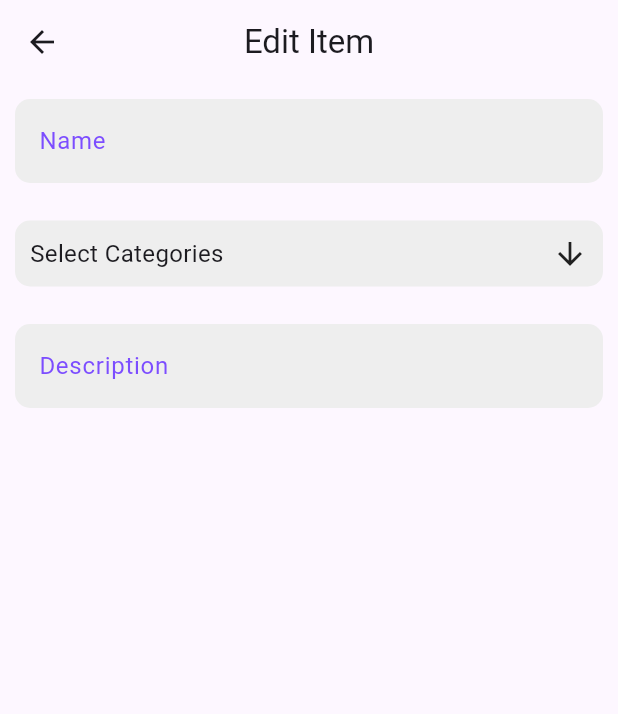
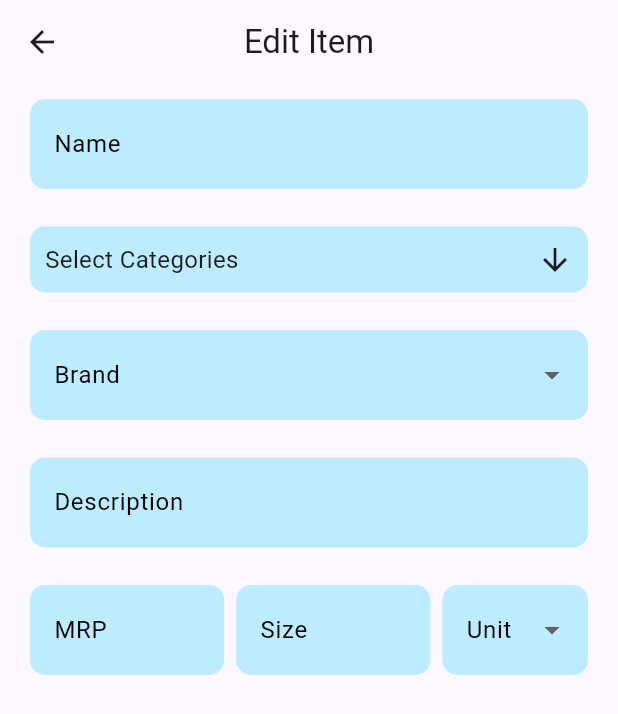
Before and after one commit to girithc/otto-mart-store-manager, a Flutter app: the EditItemPage screen opened directly with empty values, on a phone screen of 412 x 824 dp. Shown: the top 714 px of the screen. Run offline on Flutter 3.47's test engine with Material 3 defaults, Android fonts, the phone set to English and light mode, and no system bars; drawn by our look-alikes of flutter_form_builder, multi_select_flutter; our stand-ins replace carousel_slider, connectivity_plus, firebase_messaging, flutter_secure_storage, google_fonts, image_picker and 3 more; missing offline and left inert: flutter_barcode_listener, flutter_barcode_scanner, webview_flutter_wkwebview; accounts and stored records are empty; network calls fail.

Commit message:
update edit form

```diff
--- a/lib/store/item/edit.dart
+++ b/lib/store/item/edit.dart
@@ -43,9 +43,10 @@ class _EditItemPageState extends State<EditItemPage> {
   InputDecoration inputDecoration(String label) {
     return InputDecoration(
       labelText: label,
-      labelStyle: const TextStyle(color: Colors.deepPurpleAccent),
+      labelStyle: const TextStyle(color: Colors.black),
       filled: true,
-      fillColor: Colors.grey[200],
+      contentPadding: const EdgeInsets.symmetric(vertical: 18, horizontal: 12),
+      fillColor: const Color.fromARGB(255, 189, 235, 255),
       border: OutlineInputBorder(
         borderRadius: BorderRadius.circular(10.0),
         borderSide: BorderSide.none,
@@ -61,7 +62,7 @@ class _EditItemPageState extends State<EditItemPage> {
         centerTitle: true,
       ),
       body: Container(
-        padding: EdgeInsets.symmetric(vertical: 10, horizontal: 10),
+        padding: const EdgeInsets.symmetric(vertical: 10, horizontal: 20),
         child: FormBuilder(
           key: _formKey,
           child: Column(
@@ -75,6 +76,7 @@ class _EditItemPageState extends State<EditItemPage> {
               ),
               const SizedBox(height: 25),
               MultiSelectDialogField(
+                backgroundColor: const Color.fromARGB(255, 189, 235, 255),
                 items: categories
                     .map((car) => MultiSelectItem<String>(car.name, car.name))
                     .toList(),
@@ -87,14 +89,39 @@ class _EditItemPageState extends State<EditItemPage> {
                   });
                 },
                 decoration: BoxDecoration(
-                  color: Colors.grey[200],
+                  color: const Color.fromARGB(255, 189, 235, 255),
                   borderRadius: BorderRadius.circular(10.0),
                 ),
                 buttonText: const Text(
                   "Select Categories",
                   style: TextStyle(fontSize: 16),
                 ),
+
                 listType: MultiSelectListType.CHIP,
+              ),
+              const SizedBox(height: 25),
+              FormBuilderDropdown(
+                name: 'brand',
+                decoration: inputDecoration(
+                    'Brand'), // Use your existing inputDecoration function
+                initialValue: "", // Set the initial value if there is any
+                //hint: const Text('Select Unit'), // Placeholder text
+                validator: (value) {
+                  if (value == null) {
+                    return 'Brand';
+                  }
+                  return null; // Return null if the input is valid
+                },
+                items: const [
+                  // List of DropdownMenuItems for each unit
+                  DropdownMenuItem(value: 'kg', child: Text('kg')),
+                  DropdownMenuItem(value: 'g', child: Text('g')),
+                  DropdownMenuItem(value: 'mg', child: Text('mg')),
+                  DropdownMenuItem(value: 'ct', child: Text('ct')),
+                  DropdownMenuItem(value: 'ml', child: Text('ml')),
+                  DropdownMenuItem(value: 'l', child: Text('l')),
+                  // Add more units as needed
+                ],
               ),
               const SizedBox(height: 25),
               FormBuilderTextField(
@@ -113,6 +140,79 @@ class _EditItemPageState extends State<EditItemPage> {
                   return null;
                 },
               ),
+              const SizedBox(height: 25),
+              Row(
+                children: [
+                  Expanded(
+                    flex: 4,
+                    child: FormBuilderTextField(
+                      name: 'mrp', // Ensure the name is unique for each field
+                      initialValue:
+                          "", // Assuming you have a specific initial value for each
+                      decoration:
+                          inputDecoration('MRP'), // Adjust the label as needed
+                      keyboardType: TextInputType.number,
+                      validator: (value) {
+                        if (value == null || value.isEmpty) {
+                          return 'MRP';
+                        }
+                        return null;
+                      },
+                    ),
+                  ),
+                  const SizedBox(
+                    width: 8,
+                  ),
+                  Expanded(
+                    flex: 4,
+                    child: FormBuilderTextField(
+                      name: 'size',
+                      initialValue: widget.item.description,
+                      decoration: inputDecoration('Size'),
+                      keyboardType: TextInputType
+                          .number, // Use phone keyboard type for input
+                      validator: (value) {
+                        // Basic validation to check if the phone field is not empty
+                        if (value == null || value.isEmpty) {
+                          return 'Size.';
+                        }
+                        // Additional validation for phone number format can be added here
+                        // For example, using regular expressions to match specific patterns
+                        return null;
+                      },
+                    ),
+                  ),
+                  const SizedBox(
+                    width: 8,
+                  ),
+                  Expanded(
+                    flex: 3,
+                    child: FormBuilderDropdown(
+                      name: 'unit',
+                      decoration: inputDecoration(
+                          'Unit'), // Use your existing inputDecoration function
+                      initialValue: "", // Set the initial value if there is any
+                      //hint: const Text('Select Unit'), // Placeholder text
+                      validator: (value) {
+                        if (value == null) {
+                          return 'Please select a unit';
+                        }
+                        return null; // Return null if the input is valid
+                      },
+                      items: const [
+                        // List of DropdownMenuItems for each unit
+                        DropdownMenuItem(value: 'kg', child: Text('kg')),
+                        DropdownMenuItem(value: 'g', child: Text('g')),
+                        DropdownMenuItem(value: 'mg', child: Text('mg')),
+                        DropdownMenuItem(value: 'ct', child: Text('ct')),
+                        DropdownMenuItem(value: 'ml', child: Text('ml')),
+                        DropdownMenuItem(value: 'l', child: Text('l')),
+                        // Add more units as needed
+                      ],
+                    ),
+                  ),
+                ],
+              ),
             ],
           ),
         ),
--- a/lib/store/item/items.dart
+++ b/lib/store/item/items.dart
@@ -38,6 +38,7 @@ class _ItemsState extends State<Items> {
 
         await http.get(Uri.parse('$baseUrl/manager-items'));
 
+    print("Response: ${response.body}");
     if (response.statusCode == 200) {
       print("Success: ${response.body}");
       List<dynamic> itemsJson = json.decode(response.body);
@@ -81,7 +82,7 @@ class _ItemsState extends State<Items> {
                 )
               },
               child: Container(
-                  margin: EdgeInsets.all(6),
+                  margin: const EdgeInsets.all(6),
                   padding: const EdgeInsets.all(8),
                   decoration: BoxDecoration(
                     color: Colors.white,
@@ -91,7 +92,8 @@ class _ItemsState extends State<Items> {
                         color: Colors.grey.withOpacity(0.3),
                         spreadRadius: 1,
                         blurRadius: 1,
-                        offset: Offset(0, 1), // changes position of shadow
+                        offset:
+                            const Offset(0, 1), // changes position of shadow
                       ),
                     ],
                   ),
```
